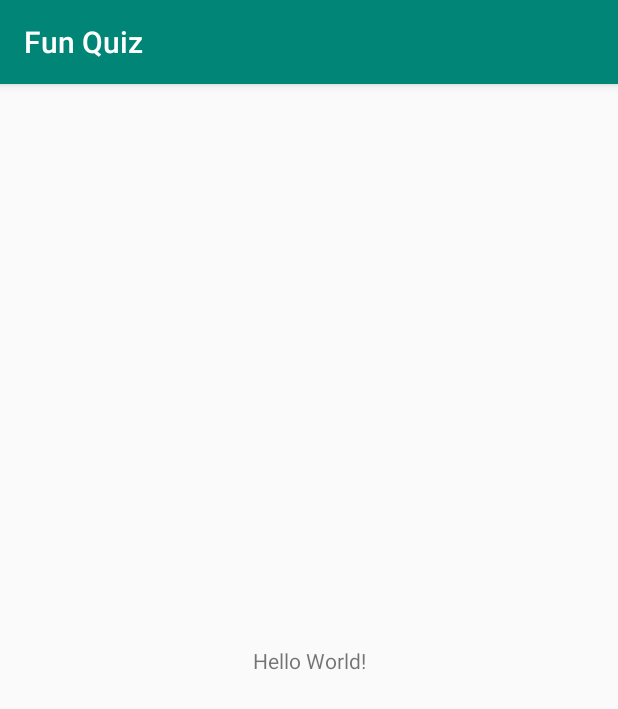
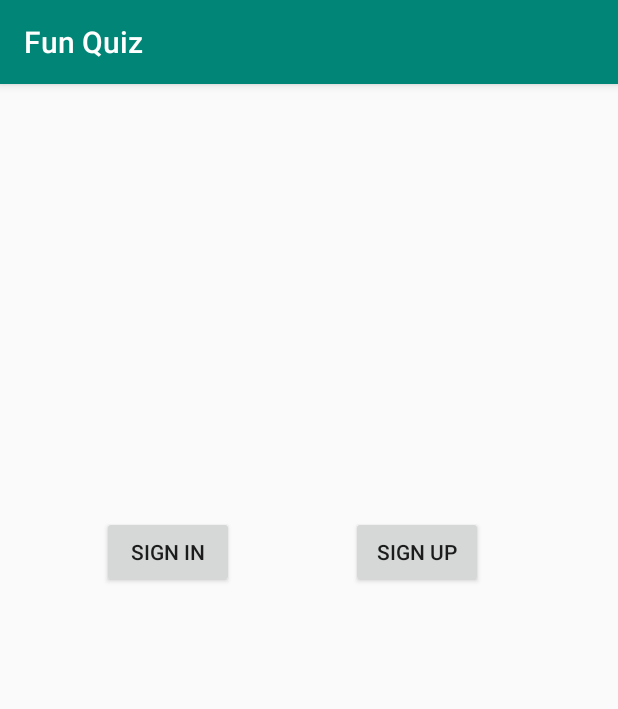
Before and after one commit to chinhquang/FunQuiz, an Android app: the screen it shows after launch (MainActivity before the commit, MenuActivity after it), on a phone screen of 412 x 824 dp. Shown: the top 709 px of the screen. Run offline under Robolectric (Android 15) with nearby library versions, the phone set to English and light mode, and no system bars.

```diff
--- a/app/build.gradle
+++ b/app/build.gradle
@@ -22,6 +22,7 @@ dependencies {
     implementation fileTree(dir: 'libs', include: ['*.jar'])
     implementation 'com.android.support:appcompat-v7:28.0.0'
     implementation 'com.android.support.constraint:constraint-layout:1.1.3'
+    implementation 'com.android.support:design:28.0.0'
     testImplementation 'junit:junit:4.12'
     androidTestImplementation 'com.android.support.test:runner:1.0.2'
     androidTestImplementation 'com.android.support.test.espresso:espresso-core:3.0.2'
--- /dev/null
+++ b/app/src/main/java/com/example/chinhtrinhquang/funquiz/MenuActivity.java
@@ -0,0 +1,38 @@
+package com.example.chinhtrinhquang.funquiz;
+
+import android.content.Intent;
+import android.support.v7.app.AppCompatActivity;
+import android.os.Bundle;
+import android.view.View;
+import android.widget.Button;
+
+public class MenuActivity extends AppCompatActivity {
+    Button btnSignIn;
+    Button btnSignUp;
+    @Override
+    protected void onCreate(Bundle savedInstanceState) {
+        super.onCreate(savedInstanceState);
+        setContentView(R.layout.menu);
+        btnSignIn = (Button) findViewById(R.id.btnSignIn);
+        btnSignUp = (Button) findViewById(R.id.btnSignUp);
+        btnSignIn.setOnClickListener(new View.OnClickListener() {
+            @Override
+            public void onClick(View v) {
+                Intent i =  new Intent(MenuActivity.this,SignInActivity.class);
+                startActivity(i);
+            }
+        });
+        btnSignUp.setOnClickListener(new View.OnClickListener() {
+            @Override
+            public void onClick(View v) {
+                Intent i =  new Intent(MenuActivity.this,SignUpActivity.class);
+                startActivity(i);
+            }
+        });
+    }
+
+    public void Inflate(){
+        btnSignIn = (Button) findViewById(R.id.btnSignIn);
+        btnSignUp = (Button) findViewById(R.id.btnSignUp);
+    }
+}
--- a/app/src/main/java/com/example/chinhtrinhquang/funquiz/MainActivity.java
+++ b/app/src/main/java/com/example/chinhtrinhquang/funquiz/SignInActivity.java
@@ -3,11 +3,11 @@ package com.example.chinhtrinhquang.funquiz;
 import android.support.v7.app.AppCompatActivity;
 import android.os.Bundle;
 
-public class MainActivity extends AppCompatActivity {
+public class SignInActivity extends AppCompatActivity {
 
     @Override
     protected void onCreate(Bundle savedInstanceState) {
         super.onCreate(savedInstanceState);
-        setContentView(R.layout.activity_main);
+        setContentView(R.layout.sign_in);
     }
 }
--- a/app/src/main/res/layout/activity_main.xml
+++ /dev/null
@@ -1,18 +0,0 @@
-<?xml version="1.0" encoding="utf-8"?>
-<android.support.constraint.ConstraintLayout xmlns:android="http://schemas.android.com/apk/res/android"
-    xmlns:app="http://schemas.android.com/apk/res-auto"
-    xmlns:tools="http://schemas.android.com/tools"
-    android:layout_width="match_parent"
-    android:layout_height="match_parent"
-    tools:context=".MainActivity">
-
-    <TextView
-        android:layout_width="wrap_content"
-        android:layout_height="wrap_content"
-        android:text="Hello World!"
-        app:layout_constraintBottom_toBottomOf="parent"
-        app:layout_constraintLeft_toLeftOf="parent"
-        app:layout_constraintRight_toRightOf="parent"
-        app:layout_constraintTop_toTopOf="parent" />
-
-</android.support.constraint.ConstraintLayout>
--- /dev/null
+++ b/app/src/main/res/layout/menu.xml
@@ -0,0 +1,34 @@
+<?xml version="1.0" encoding="utf-8"?>
+<android.support.constraint.ConstraintLayout xmlns:android="http://schemas.android.com/apk/res/android"
+    xmlns:app="http://schemas.android.com/apk/res-auto"
+    xmlns:tools="http://schemas.android.com/tools"
+    android:layout_width="match_parent"
+    android:layout_height="match_parent"
+    tools:context=".MenuActivity">
+
+    <Button
+        android:id="@+id/btnSignIn"
+        android:layout_width="wrap_content"
+        android:layout_height="wrap_content"
+        android:layout_marginStart="68dp"
+        android:layout_marginLeft="68dp"
+        android:layout_marginTop="288dp"
+        android:text="@string/sign_in"
+        app:layout_constraintStart_toStartOf="parent"
+        app:layout_constraintTop_toTopOf="parent" />
+
+    <Button
+        android:id="@+id/btnSignUp"
+        android:layout_width="wrap_content"
+        android:layout_height="wrap_content"
+        android:layout_marginStart="8dp"
+        android:layout_marginLeft="8dp"
+        android:layout_marginTop="288dp"
+        android:layout_marginEnd="40dp"
+        android:layout_marginRight="40dp"
+        android:text="@string/sign_up"
+        app:layout_constraintEnd_toEndOf="parent"
+        app:layout_constraintHorizontal_bias="0.586"
+        app:layout_constraintStart_toEndOf="@+id/btnSignIn"
+        app:layout_constraintTop_toTopOf="parent" />
+</android.support.constraint.ConstraintLayout>
--- /dev/null
+++ b/app/src/main/res/values/dimens.xml
@@ -0,0 +1,5 @@
+<resources>
+    <!-- Default screen margins, per the Android Design guidelines. -->
+    <dimen name="activity_horizontal_margin">16dp</dimen>
+    <dimen name="activity_vertical_margin">16dp</dimen>
+</resources>
```
Also changed, not shown: app/src/main/AndroidManifest.xml (+8 -1 lines), app/src/main/java/com/example/chinhtrinhquang/funquiz/Database.java (added, +63 -0 lines), app/src/main/java/com/example/chinhtrinhquang/funquiz/SignUpActivity.java (added, +31 -0 lines), app/src/main/res/layout/sign_in.xml (added, +81 -0 lines), app/src/main/res/layout/sign_up.xml (added, +127 -0 lines), app/src/main/res/values/strings.xml (+15 -0 lines).
